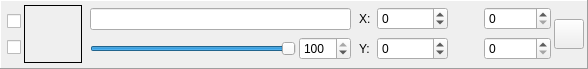
This is DMHelper/src/layerframe.ui in MMetze/DMHelper as Qt 5 draws it before an edit. The edited form follows.
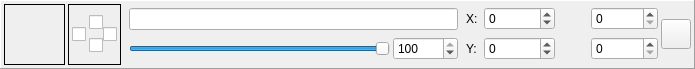
This is the edited form. Icons and pictures are not drawn.

Patch:
```diff
--- a/DMHelper/src/layerframe.ui
+++ b/DMHelper/src/layerframe.ui
@@ -6,7 +6,7 @@
    <rect>
     <x>0</x>
     <y>0</y>
-    <width>588</width>
+    <width>695</width>
     <height>69</height>
    </rect>
   </property>
@@ -44,50 +44,6 @@
    <property name="bottomMargin">
     <number>3</number>
    </property>
-   <item>
-    <layout class="QVBoxLayout" name="verticalLayout_2">
-     <property name="spacing">
-      <number>1</number>
-     </property>
-     <property name="leftMargin">
-      <number>3</number>
-     </property>
-     <item>
-      <widget class="QCheckBox" name="chkVisibleDM">
-       <property name="text">
-        <string/>
-       </property>
-       <property name="icon">
-        <iconset resource="resources.qrc">
-         <normaloff>:/img/data/icon_dmscreen.png</normaloff>:/img/data/icon_dmscreen.png</iconset>
-       </property>
-       <property name="iconSize">
-        <size>
-         <width>20</width>
-         <height>20</height>
-        </size>
-       </property>
-      </widget>
-     </item>
-     <item>
-      <widget class="QCheckBox" name="chkVisiblePlayer">
-       <property name="text">
-        <string/>
-       </property>
-       <property name="icon">
-        <iconset resource="resources.qrc">
-         <normaloff>:/img/data/small_icon_eye.png</normaloff>:/img/data/small_icon_eye.png</iconset>
-       </property>
-       <property name="iconSize">
-        <size>
-         <width>20</width>
-         <height>20</height>
-        </size>
-       </property>
-      </widget>
-     </item>
-    </layout>
-   </item>
    <item>
     <widget class="QLabel" name="lblIcon">
      <property name="sizePolicy">
@@ -98,14 +54,14 @@
      </property>
      <property name="minimumSize">
       <size>
-       <width>58</width>
-       <height>58</height>
+       <width>61</width>
+       <height>61</height>
       </size>
      </property>
      <property name="maximumSize">
       <size>
-       <width>58</width>
-       <height>58</height>
+       <width>61</width>
+       <height>61</height>
       </size>
      </property>
      <property name="frameShape">
@@ -119,6 +75,129 @@
      </property>
     </widget>
    </item>
+   <item>
+    <widget class="QFrame" name="frame">
+     <property name="frameShape">
+      <enum>QFrame::Box</enum>
+     </property>
+     <property name="frameShadow">
+      <enum>QFrame::Plain</enum>
+     </property>
+     <layout class="QHBoxLayout" name="horizontalLayout_3">
+      <property name="spacing">
+       <number>0</number>
+      </property>
+      <property name="leftMargin">
+       <number>3</number>
+      </property>
+      <property name="topMargin">
+       <number>3</number>
+      </property>
+      <property name="rightMargin">
+       <number>3</number>
+      </property>
+      <property name="bottomMargin">
+       <number>3</number>
+      </property>
+      <item>
+       <widget class="QCheckBox" name="chkVisible">
+        <property name="sizePolicy">
+         <sizepolicy hsizetype="Minimum" vsizetype="Fixed">
+          <horstretch>0</horstretch>
+          <verstretch>0</verstretch>
+         </sizepolicy>
+        </property>
+        <property name="toolTip">
+         <string>Combined DM/Player Visibility</string>
+        </property>
+        <property name="text">
+         <string/>
+        </property>
+        <property name="icon">
+         <iconset resource="resources.qrc">
+          <normaloff>:/img/data/small_icon_eye.png</normaloff>:/img/data/small_icon_eye.png</iconset>
+        </property>
+        <property name="iconSize">
+         <size>
+          <width>20</width>
+          <height>20</height>
+         </size>
+        </property>
+       </widget>
+      </item>
+      <item>
+       <layout class="QVBoxLayout" name="verticalLayout_2">
+        <property name="spacing">
+         <number>1</number>
+        </property>
+        <property name="leftMargin">
+         <number>3</number>
+        </property>
+        <item>
+         <widget class="QCheckBox" name="chkVisibleDM">
+          <property name="toolTip">
+           <string>DM Visibility</string>
+          </property>
+          <property name="text">
+           <string/>
+          </property>
+          <property name="icon">
+           <iconset resource="resources.qrc">
+            <normaloff>:/img/data/icon_dmscreen.png</normaloff>:/img/data/icon_dmscreen.png</iconset>
+          </property>
+          <property name="iconSize">
+           <size>
+            <width>20</width>
+            <height>20</height>
+           </size>
+          </property>
+         </widget>
+        </item>
+        <item>
+         <widget class="QCheckBox" name="chkVisiblePlayer">
+          <property name="toolTip">
+           <string>Player Visibility</string>
+          </property>
+          <property name="text">
+           <string/>
+          </property>
+          <property name="icon">
+           <iconset resource="resources.qrc">
+            <normaloff>:/img/data/icon_playerswindow.png</normaloff>:/img/data/icon_playerswindow.png</iconset>
+          </property>
+          <property name="iconSize">
+           <size>
+            <width>20</width>
+            <height>20</height>
+           </size>
+          </property>
+         </widget>
+        </item>
+       </layout>
+      </item>
+      <item>
+       <widget class="QCheckBox" name="chkLinkUp">
+        <property name="toolTip">
+         <string>Link Visibilty to previous layer</string>
+        </property>
+        <property name="text">
+         <string/>
+        </property>
+        <property name="icon">
+         <iconset resource="resources.qrc">
+          <normaloff>:/img/data/icon_linkup.png</normaloff>:/img/data/icon_linkup.png</iconset>
+        </property>
+        <property name="iconSize">
+         <size>
+          <width>30</width>
+          <height>30</height>
+         </size>
+        </property>
+       </widget>
+      </item>
+     </layout>
+    </widget>
+   </item>
    <item>
     <spacer name="horizontalSpacer">
      <property name="orientation">
```
